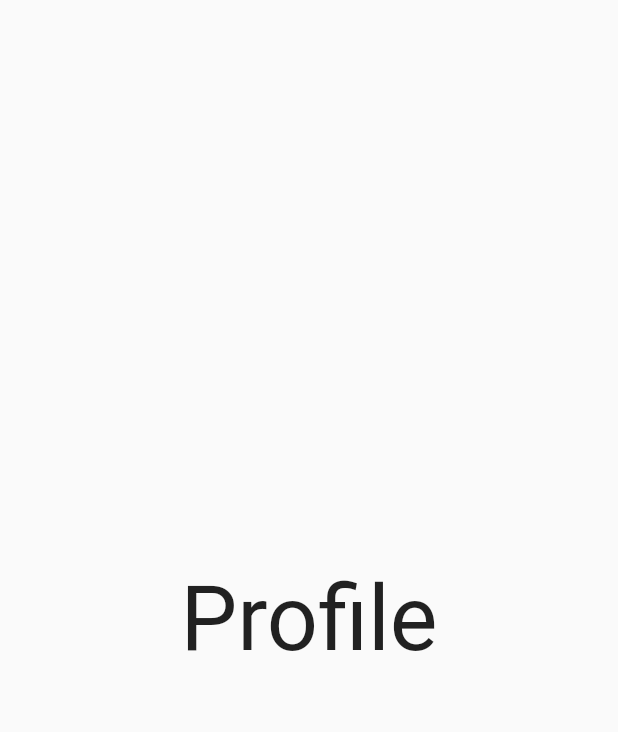
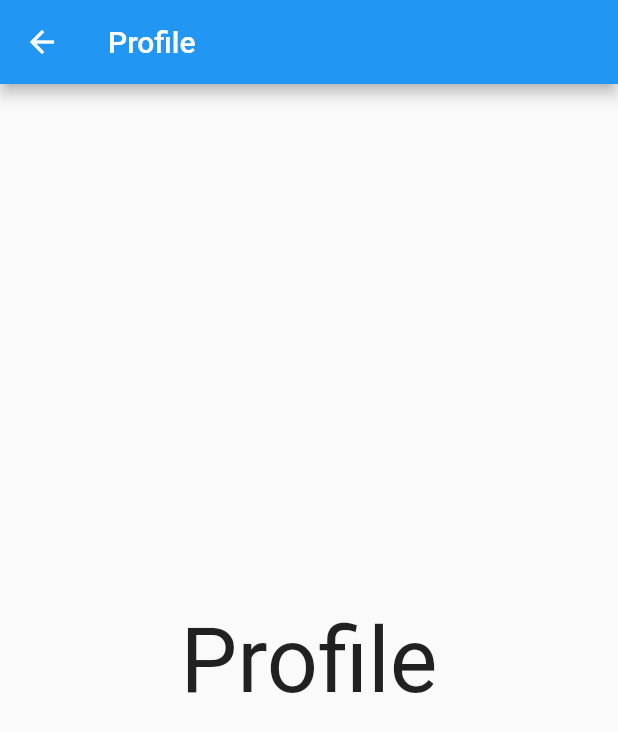
Before and after one commit to Ashpex/eLibrary, a Flutter app: the ProfileScreen screen opened directly, on a phone screen of 412 x 824 dp. Shown: the top 732 px of the screen. Run offline on Flutter 3.47's test engine with Material 2 defaults, Android fonts, the phone set to English and light mode, and no system bars.

Commit message:
Add appbar and fix state

```diff
--- a/lib/screens/bookshelf_screen.dart
+++ b/lib/screens/bookshelf_screen.dart
@@ -3,7 +3,10 @@ import 'package:flutter/material.dart';
 class BookshelfScreen extends StatelessWidget {
   @override
   Widget build(BuildContext context) => Scaffold(
-          body: Center(
+      appBar: AppBar(
+        title: const Text('Bookshelf'),
+      ),
+      body: Center(
         child: Text(
           'Bookshelf',
           style: TextStyle(fontSize: 60),
--- a/lib/screens/home_screen.dart
+++ b/lib/screens/home_screen.dart
@@ -3,7 +3,10 @@ import 'package:flutter/material.dart';
 class HomeScreen extends StatelessWidget {
   @override
   Widget build(BuildContext context) => Scaffold(
-          body: Center(
+      appBar: AppBar(
+        title: const Text('eLibrary'),
+      ),
+      body: Center(
         child: Text(
           'Home',
           style: TextStyle(fontSize: 60),
--- a/lib/screens/library_screen.dart
+++ b/lib/screens/library_screen.dart
@@ -3,7 +3,10 @@ import 'package:flutter/material.dart';
 class LibraryScreen extends StatelessWidget {
   @override
   Widget build(BuildContext context) => Scaffold(
-          body: Center(
+      appBar: AppBar(
+        title: const Text('Library'),
+      ),
+      body: Center(
         child: Text(
           'Library',
           style: TextStyle(fontSize: 60),
--- a/lib/screens/profile_screen.dart
+++ b/lib/screens/profile_screen.dart
@@ -3,7 +3,10 @@ import 'package:flutter/material.dart';
 class ProfileScreen extends StatelessWidget {
   @override
   Widget build(BuildContext context) => Scaffold(
-          body: Center(
+      appBar: AppBar(
+        title: const Text('Profile'),
+      ),
+      body: Center(
         child: Text(
           'Profile',
           style: TextStyle(fontSize: 60),
```
Also changed, not shown: lib/main.dart (+3 -6 lines).
